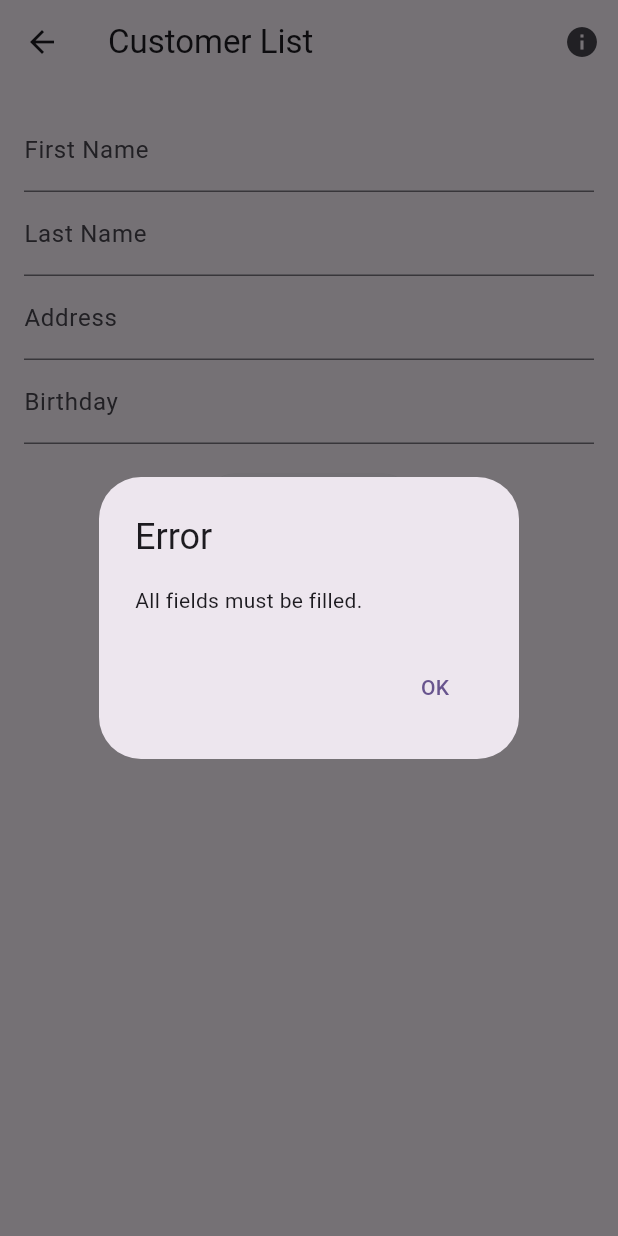
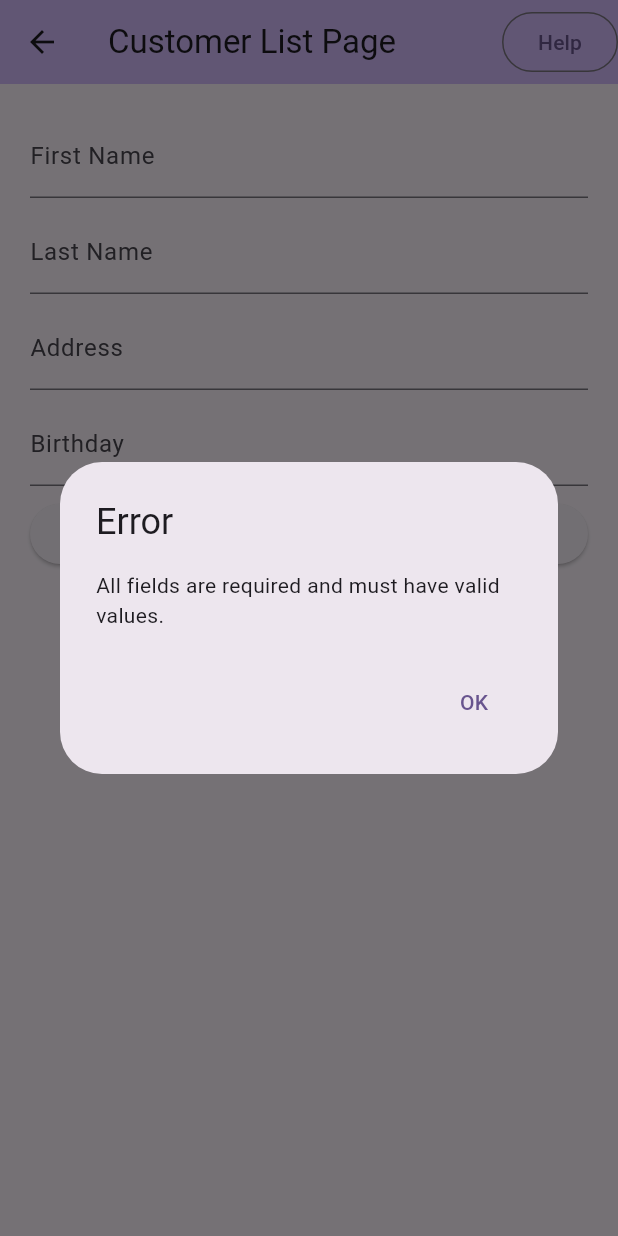
Before and after one commit to QirongChen0910/mobile_final, a Flutter app: the CustomerListPage screen opened directly, after a tap on "Add Customer", on a phone screen of 412 x 824 dp. Run offline on Flutter 3.47's test engine with Material 3 defaults, Android fonts, the phone set to English and light mode, and no system bars; our stand-ins replace floor, sqflite; missing offline and left inert: encrypted_shared_preferences; accounts and stored records are empty; generated files the repository leaves out were written again.

Commit message:
Cheng's 0731(last last)

```diff
--- a/assets/translations/en.json
+++ b/assets/translations/en.json
@@ -14,7 +14,7 @@
   "address": "Address",
   "birthday": "Birthday",
   "addCustomer": "Add Customer",
-  "update": "Update",
+  "update": "Update Customer",
   "deleteCustomer": "Delete Customer",
   "errorTitle": "Error",
   "customerDetails": "Customer Details",
--- a/assets/translations/zh.json
+++ b/assets/translations/zh.json
@@ -14,10 +14,14 @@
   "address": "地址",
   "birthday": "生日",
   "addCustomer": "添加客户",
-  "update": "更新",
+  "update": "更新客户",
   "deleteCustomer": "删除客户",
   "errorTitle": "错误",
   "customerDetails": "客户详情",
+  "customerAdded": "添加成功",
+  "customerUpdated": "更新成功",
+
+
 
   "flightAdded": "航班已添加",
   "flightUpdated": "航班已更新",
--- a/lib/pages/CustomerListPage.dart
+++ b/lib/pages/CustomerListPage.dart
@@ -1,150 +1,316 @@
 import 'package:flutter/material.dart';
-import 'package:mobile_final/DAO/CustomerDAO.dart';
-import 'package:mobile_final/modules/Customer.dart';
-import 'package:mobile_final/utilities/AppDatabase.dart';
+import '../modules/Customer.dart';
+import '../utilities/AppDatabase.dart';
 import 'package:encrypted_shared_preferences/encrypted_shared_preferences.dart';
 import 'package:mobile_final/utilities/AppLocalizations.dart';
+import 'package:flutter/services.dart';  // Import this package for TextInputFormatter
 
-/// A page displaying a list of customers and providing functionality
-/// to add new customers.
-///
-/// This page includes text fields for entering customer details and
-/// a list view for displaying existing customers. It also handles
-/// loading and storing previous data using encrypted shared preferences.
 class CustomerListPage extends StatefulWidget {
   @override
   _CustomerListPageState createState() => _CustomerListPageState();
 }
 
 class _CustomerListPageState extends State<CustomerListPage> {
-  late CustomerDAO _customerDAO;
+  final TextEditingController _firstNameController = TextEditingController();
+  final TextEditingController _lastNameController = TextEditingController();
+  final TextEditingController _addressController = TextEditingController();
+  final TextEditingController _birthdayController = TextEditingController();
+  late AppDatabase _db;
   List<Customer> _customers = [];
-  final _firstNameController = TextEditingController();
-  final _lastNameController = TextEditingController();
-  final _addressController = TextEditingController();
-  final _birthdayController = TextEditingController();
-
-  final EncryptedSharedPreferences _prefs = EncryptedSharedPreferences();
+  Customer? _selectedCustomer;
+  final EncryptedSharedPreferences _encryptedPrefs = EncryptedSharedPreferences();
 
   @override
   void initState() {
     super.initState();
     _initDb();
+    _loadSavedData();
   }
 
-  /// Initializes the database and loads customer data.
   Future<void> _initDb() async {
     final database = await $FloorAppDatabase.databaseBuilder('app_database.db').build();
-    _customerDAO = database.customerDAO;
+    _db = database;
     _loadCustomers();
-    _loadPreviousData();
   }
 
-  /// Loads all customers from the database and updates the state.
   Future<void> _loadCustomers() async {
-    final customers = await _customerDAO.getAllCustomers();
+    final data = await _db.customerDAO.getAllCustomers();
     setState(() {
-      _customers = customers;
+      _customers = data;
+      // Display the last record's information if available
+      if (_customers.isNotEmpty) {
+        final lastCustomer = _customers.last;
+        _firstNameController.text = lastCustomer.firstName;
+        _lastNameController.text = lastCustomer.lastName;
+        _addressController.text = lastCustomer.address;
+        _birthdayController.text = lastCustomer.birthday;
+      }
     });
   }
 
-  /// Loads previously stored data from encrypted shared preferences
-  /// and populates the text fields.
-  Future<void> _loadPreviousData() async {
-    final prefs = await _prefs.getInstance();
-    _firstNameController.text = prefs.getString('previousCustomerFirstName') ?? '';
-    _lastNameController.text = prefs.getString('previousCustomerLastName') ?? '';
-    _addressController.text = prefs.getString('previousCustomerAddress') ?? '';
-    _birthdayController.text = prefs.getString('previousCustomerBirthday') ?? '';
-  }
-
-  /// Adds a new customer to the database.
-  ///
-  /// This method checks if all fields are filled, then inserts a new
-  /// customer record into the database. After insertion, it clears
-  /// the text fields and reloads the customer list.
   Future<void> _addCustomer() async {
     final firstName = _firstNameController.text;
     final lastName = _lastNameController.text;
     final address = _addressController.text;
     final birthday = _birthdayController.text;
 
-    if (firstName.isEmpty || lastName.isEmpty || address.isEmpty || birthday.isEmpty) {
-      _showAlertDialog(AppLocalizations.of(context)?.translate('error') ?? 'Error', AppLocalizations.of(context)?.translate('allFieldsMustBeFilled') ?? 'All fields must be filled.');
-      return;
-    }
+    if (firstName.isNotEmpty && lastName.isNotEmpty && address.isNotEmpty && birthday.isNotEmpty) {
+      final customer = Customer(firstName, lastName, address, birthday);
+      await _db.customerDAO.insertCustomer(customer);
+      _loadCustomers();
 
-    final customer = Customer(firstName, lastName, address, birthday);
-    await _customerDAO.insertCustomer(customer);
+      _saveData();
 
       _firstNameController.clear();
       _lastNameController.clear();
       _addressController.clear();
       _birthdayController.clear();
-    _loadCustomers();
-  }
 
-  /// Displays an alert dialog with the specified [title] and [message].
-  void _showAlertDialog(String title, String message) {
+      ScaffoldMessenger.of(context).showSnackBar(
+        SnackBar(content: Text(AppLocalizations.of(context)?.translate('customerAdded') ?? 'Customer added')),
+      );
+    } else {
       showDialog(
         context: context,
         builder: (context) => AlertDialog(
-        title: Text(title),
-        content: Text(message),
+          title: Text(AppLocalizations.of(context)?.translate('errorTitle') ?? 'Error'),
+          content: Text(AppLocalizations.of(context)?.translate('allFieldsRequired') ?? 'All fields are required.'),
           actions: [
             TextButton(
-            onPressed: () => Navigator.of(context).pop(),
+              onPressed: () => Navigator.pop(context),
               child: Text(AppLocalizations.of(context)?.translate('ok') ?? 'OK'),
             ),
           ],
         ),
       );
     }
+  }
+
+  Future<void> _updateCustomer(int id) async {
+    final firstName = _firstNameController.text;
+    final lastName = _lastNameController.text;
+    final address = _addressController.text;
+    final birthday = _birthdayController.text;
+
+    if (firstName.isNotEmpty && lastName.isNotEmpty && address.isNotEmpty && birthday.isNotEmpty) {
+      final customer = Customer(firstName, lastName, address, birthday, customerID: id);
+      await _db.customerDAO.updateCustomer(customer);
+      _loadCustomers();
+
+      _saveData();
+
+      ScaffoldMessenger.of(context).showSnackBar(
+        SnackBar(content: Text(AppLocalizations.of(context)?.translate('customerUpdated') ?? 'Customer updated')),
+      );
+    } else {
+      showDialog(
+        context: context,
+        builder: (context) => AlertDialog(
+          title: Text(AppLocalizations.of(context)?.translate('errorTitle') ?? 'Error'),
+          content: Text(AppLocalizations.of(context)?.translate('allFieldsRequired') ?? 'All fields are required.'),
+          actions: [
+            TextButton(
+              onPressed: () => Navigator.pop(context),
+              child: Text(AppLocalizations.of(context)?.translate('ok') ?? 'OK'),
+            ),
+          ],
+        ),
+      );
+    }
+  }
+
+  Future<void> _deleteCustomer(Customer customer) async {
+    await _db.customerDAO.deleteCustomer(customer);
+    _loadCustomers();
+    if (_selectedCustomer == customer) {
+      setState(() {
+        _selectedCustomer = null;
+      });
+    }
+  }
+
+  void _onItemTap(Customer customer) {
+    setState(() {
+      _selectedCustomer = customer;
+      _firstNameController.text = customer.firstName;
+      _lastNameController.text = customer.lastName;
+      _addressController.text = customer.address;
+      _birthdayController.text = customer.birthday;
+    });
+  }
+
+  void _saveData() {
+    _encryptedPrefs.setString('firstName', _firstNameController.text);
+    _encryptedPrefs.setString('lastName', _lastNameController.text);
+    _encryptedPrefs.setString('address', _addressController.text);
+    _encryptedPrefs.setString('birthday', _birthdayController.text);
+  }
+
+  void _loadSavedData() async {
+    _firstNameController.text = await _encryptedPrefs.getString('firstName') ?? '';
+    _lastNameController.text = await _encryptedPrefs.getString('lastName') ?? '';
+    _addressController.text = await _encryptedPrefs.getString('address') ?? '';
+    _birthdayController.text = await _encryptedPrefs.getString('birthday') ?? '';
+  }
+
+  void _clearInputFields() {
+    _firstNameController.clear();
+    _lastNameController.clear();
+    _addressController.clear();
+    _birthdayController.clear();
+    ScaffoldMessenger.of(context).showSnackBar(
+      SnackBar(content: Text(AppLocalizations.of(context)?.translate('fieldsCleared') ?? 'Input fields cleared')),
+    );
+  }
+
+  void _validateBirthdayInput(String value) {
+    // Check if the input contains any non-numeric characters
+    final regex = RegExp(r'^[0-9]*$');
+    if (!regex.hasMatch(value)) {
+      // Show alert if invalid input
+      showDialog(
+        context: context,
+        builder: (context) => AlertDialog(
+          title: Text(AppLocalizations.of(context)?.translate('errorTitle') ?? 'Error'),
+          content: Text(AppLocalizations.of(context)?.translate('invalidBirthday') ?? 'Invalid birthday format. Please enter numbers only.'),
+          actions: [
+            TextButton(
+              onPressed: () => Navigator.pop(context),
+              child: Text(AppLocalizations.of(context)?.translate('ok') ?? 'OK'),
+            ),
+          ],
+        ),
+      );
+      // Clear the invalid input
+      _birthdayController.clear();
+    }
+  }
 
   @override
   Widget build(BuildContext context) {
     return Scaffold(
       appBar: AppBar(
-        title: Text(AppLocalizations.of(context)?.translate('customerList') ?? 'Customer List'),
+        backgroundColor: Theme.of(context).colorScheme.inversePrimary,
+        title: Text(AppLocalizations.of(context)?.translate('customerListPage') ?? 'Customers List'),
         actions: [
-          IconButton(
-            icon: Icon(Icons.info),
+          OutlinedButton(
             onPressed: () {
-              _showAlertDialog(AppLocalizations.of(context)?.translate('instructions') ?? 'Instructions', AppLocalizations.of(context)?.translate('instructionsMessage') ?? 'This is the customer list page. You can add, view, update, and delete customers.');
-            },
+              showDialog(
+                context: context,
+                builder: (context) => AlertDialog(
+                  title: Text(AppLocalizations.of(context)?.translate('instructions') ?? 'Instructions'),
+                  content: Text(
+                      AppLocalizations.of(context)?.translate('instructionsMessage') ??
+                          ''
+                  ),
+                  actions: [
+                    TextButton(
+                      onPressed: () => Navigator.pop(context),
+                      child: Text(AppLocalizations.of(context)?.translate('ok') ?? 'OK'),
                     ),
                   ],
                 ),
-      body: Column(
+              );
+            },
+            child: Text(AppLocalizations.of(context)?.translate('help') ?? 'Help'),
+          ),
+        ],
+      ),
+      body: Padding(
+        padding: const EdgeInsets.all(20.0),
+        child: Column(
+          children: <Widget>[
+            Row(
+              children: <Widget>[
+                Expanded(
+                  child: TextField(
+                    controller: _firstNameController,
+                    decoration: InputDecoration(
+                      labelText: AppLocalizations.of(context)?.translate('firstName') ?? 'Enter first name',
+                    ),
+                  ),
+                ),
+              ],
+            ),
+            SizedBox(height: 8),
+            Row(
+              children: <Widget>[
+                Expanded(
+                  child: TextField(
+                    controller: _lastNameController,
+                    decoration: InputDecoration(
+                      labelText: AppLocalizations.of(context)?.translate('lastName') ?? 'Enter last name',
+                    ),
+                  ),
+                ),
+              ],
+            ),
+            SizedBox(height: 8),
+            Row(
+              children: <Widget>[
+                Expanded(
+                  child: TextField(
+                    controller: _addressController,
+                    decoration: InputDecoration(
+                      labelText: AppLocalizations.of(context)?.translate('address') ?? 'Enter address',
+                    ),
+                  ),
+                ),
+              ],
+            ),
+            SizedBox(height: 8),
+            Row(
+              children: <Widget>[
+                Expanded(
+                  child: TextField(
+                    controller: _birthdayController,
+                    decoration: InputDecoration(
+                      labelText: AppLocalizations.of(context)?.translate('birthday') ?? 'Enter birthday',
+                    ),
+                    keyboardType: TextInputType.number, // Ensure only numeric keyboard is shown
+                    inputFormatters: [
+                      FilteringTextInputFormatter.digitsOnly, // Allow only digits
+                      LengthLimitingTextInputFormatter(10), // Optional: Limit length to 10
+                    ],
+                    onChanged: _validateBirthdayInput, // Validate on input change
+                  ),
+                ),
+              ],
+            ),
+            SizedBox(height: 8),
+            Row(
               children: [
-          Padding(
-            padding: const EdgeInsets.all(16.0),
-            child: Column(
-              children: [
-                TextField(
-                  controller: _firstNameController,
-                  decoration: InputDecoration(labelText: AppLocalizations.of(context)?.translate('firstName') ?? 'First Name'),
-                ),
-                TextField(
-                  controller: _lastNameController,
-                  decoration: InputDecoration(labelText: AppLocalizations.of(context)?.translate('lastName') ?? 'Last Name'),
-                ),
-                TextField(
-                  controller: _addressController,
-                  decoration: InputDecoration(labelText: AppLocalizations.of(context)?.translate('address') ?? 'Address'),
-                ),
-                TextField(
-                  controller: _birthdayController,
-                  decoration: InputDecoration(labelText: AppLocalizations.of(context)?.translate('birthday') ?? 'Birthday'),
-                ),
-                SizedBox(height: 16),
-                ElevatedButton(
+                Expanded(
+                  child: ElevatedButton(
                     onPressed: _addCustomer,
                     child: Text(AppLocalizations.of(context)?.translate('addCustomer') ?? 'Add Customer'),
                   ),
+                ),
+                SizedBox(width: 8),
+                Expanded(
+                  child: ElevatedButton(
+                    onPressed: () {
+                      if (_selectedCustomer != null) {
+                        _updateCustomer(_selectedCustomer!.customerID!);
+                      }
+                    },
+                    child: Text(AppLocalizations.of(context)?.translate('update') ?? 'Update Customer'),
+                  ),
+                ),
+                SizedBox(width: 8),
+                Expanded(
+                  child: ElevatedButton(
+                    onPressed: () {
+                      if (_selectedCustomer != null) {
+                        _deleteCustomer(_selectedCustomer!);
+                      }
+                    },
+                    child: Text(AppLocalizations.of(context)?.translate('deleteCustomer') ?? 'Delete Customer'),
+                  ),
+                ),
               ],
             ),
-          ),
+            SizedBox(height: 8),
             Expanded(
               child: ListView.builder(
                 itemCount: _customers.length,
@@ -152,104 +318,10 @@ class _CustomerListPageState extends State<CustomerListPage> {
                   final customer = _customers[index];
                   return ListTile(
                     title: Text('${customer.firstName} ${customer.lastName}'),
-                  subtitle: Text(customer.address),
-                  onTap: () {
-                    Navigator.of(context).push(
-                      MaterialPageRoute(
-                        builder: (context) => CustomerDetailsPage(
-                          customer: customer,
-                          customerDao: _customerDAO,
-                          onUpdate: _loadCustomers,
-                        ),
-                      ),
-                    );
-                  },
+                    onTap: () => _onItemTap(customer),
                   );
                 },
               ),
-          ),
-        ],
-      ),
-    );
-  }
-}
-
-/// A page displaying the details of the specific customer and providing
-/// functionality to update or delete the customer.
-///
-/// This page includes text fields for editing customer details and
-/// buttons for updating or deleting the customer record.
-class CustomerDetailsPage extends StatelessWidget {
-  final Customer customer;
-  final CustomerDAO customerDao;
-  final Function onUpdate;
-
-  CustomerDetailsPage({
-    required this.customer,
-    required this.customerDao,
-    required this.onUpdate,
-  });
-
-  @override
-  Widget build(BuildContext context) {
-    final firstNameController = TextEditingController(text: customer.firstName);
-    final lastNameController = TextEditingController(text: customer.lastName);
-    final addressController = TextEditingController(text: customer.address);
-    final birthdayController = TextEditingController(text: customer.birthday);
-
-    return Scaffold(
-      appBar: AppBar(
-        title: Text(AppLocalizations.of(context)?.translate('customerDetails') ?? 'Customer Details'),
-      ),
-      body: Padding(
-        padding: const EdgeInsets.all(16.0),
-        child: Column(
-          children: [
-            TextField(
-              controller: firstNameController,
-              decoration: InputDecoration(labelText: AppLocalizations.of(context)?.translate('firstName') ?? 'First Name'),
-            ),
-            TextField(
-              controller: lastNameController,
-              decoration: InputDecoration(labelText: AppLocalizations.of(context)?.translate('lastName') ?? 'Last Name'),
-            ),
-            TextField(
-              controller: addressController,
-              decoration: InputDecoration(labelText: AppLocalizations.of(context)?.translate('address') ?? 'Address'),
-            ),
-            TextField(
-              controller: birthdayController,
-              decoration: InputDecoration(labelText: AppLocalizations.of(context)?.translate('birthday') ?? 'Birthday'),
-            ),
-            SizedBox(height: 16),
-            Row(
-              mainAxisAlignment: MainAxisAlignment.spaceBetween,
-              children: [
-                ElevatedButton(
-                  onPressed: () async {
-                    final updatedCustomer = Customer(
-                      firstNameController.text,
-                      lastNameController.text,
-                      addressController.text,
-                      birthdayController.text,
-                      customerID: customer.customerID, // Ensure to retain the original ID
-                    );
-                    await customerDao.updateCustomer(updatedCustomer);
-                    onUpdate();
-                    Navigator.of(context).pop();
-                  },
-                  child: Text(AppLocalizations.of(context)?.translate('update') ?? 'Update'),
-                ),
-                ElevatedButton(
-                  onPressed: () async {
-                    await customerDao.deleteCustomer(customer);
-                    onUpdate();
-                    Navigator.of(context).pop();
-                  },
-                  child: Text(AppLocalizations.of(context)?.translate('delete') ?? 'Delete'),
-                  style: ElevatedButton.styleFrom(backgroundColor: Colors.red),
-                ),
-              ],
             ),
           ],
         ),
```
Lines whose indentation alone changed are shown as unchanged.
